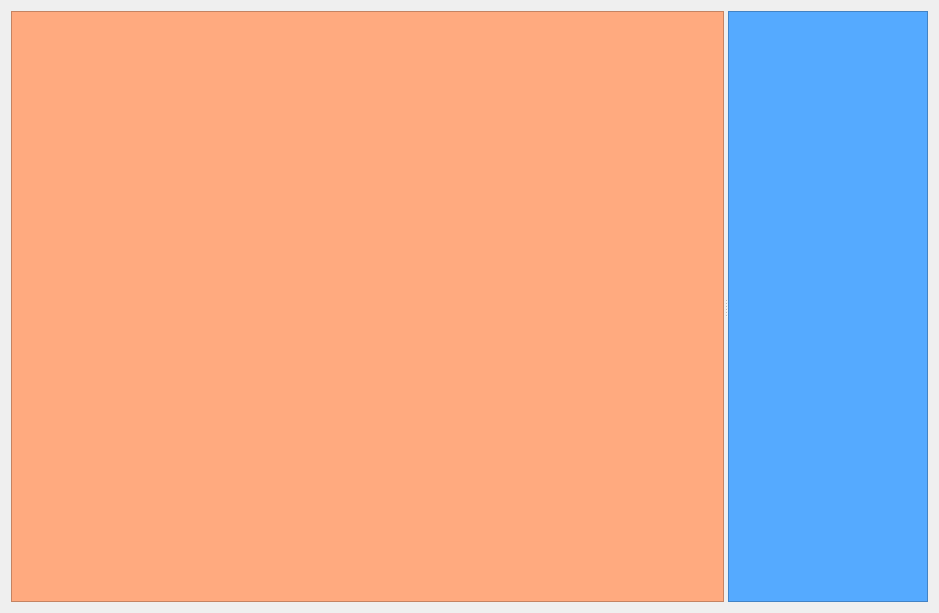
Before: the Qt Designer form component/ScalableMenu/scalablemenu.ui in zyxeeker/Qt_Component, drawn with Qt 5.
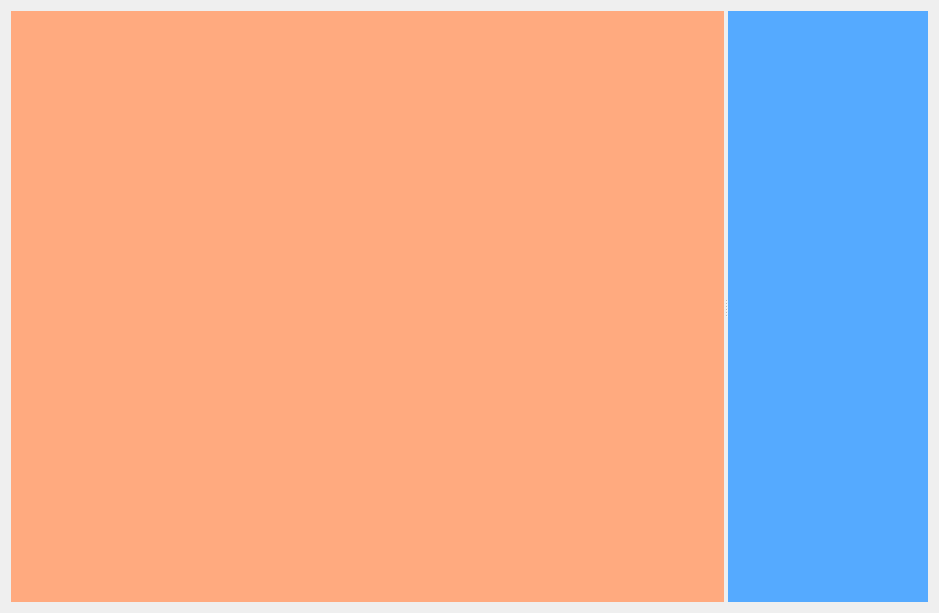
After: the same form once the commit is applied.

```diff
--- a/component/ScalableMenu/scalablemenu.ui
+++ b/component/ScalableMenu/scalablemenu.ui
@@ -25,24 +25,32 @@
                     <property name="orientation">
                         <enum>Qt::Horizontal</enum>
                     </property>
-                    <widget class="QFrame" name="left_frame">
+                    <widget class="QWidget" name="main" native="true">
                         <property name="styleSheet">
                             <string notr="true">background-color: rgb(255, 170, 127);</string>
                         </property>
-                        <property name="frameShape">
-                            <enum>QFrame::StyledPanel</enum>
-                        </property>
-                        <property name="frameShadow">
-                            <enum>QFrame::Raised</enum>
-                        </property>
+                        <layout class="QHBoxLayout" name="horizontalLayout_2">
+                            <property name="spacing">
+                                <number>0</number>
+                            </property>
+                            <property name="leftMargin">
+                                <number>0</number>
+                            </property>
+                            <property name="topMargin">
+                                <number>0</number>
+                            </property>
+                            <property name="rightMargin">
+                                <number>0</number>
+                            </property>
+                            <property name="bottomMargin">
+                                <number>0</number>
+                            </property>
+                            <item>
+                                <layout class="QVBoxLayout" name="main_content"/>
+                            </item>
+                        </layout>
                     </widget>
-                    <widget class="QFrame" name="right_frame">
-                        <property name="sizePolicy">
-                            <sizepolicy hsizetype="Maximum" vsizetype="Preferred">
-                                <horstretch>0</horstretch>
-                                <verstretch>0</verstretch>
-                            </sizepolicy>
-                        </property>
+                    <widget class="QWidget" name="menu" native="true">
                         <property name="maximumSize">
                             <size>
                                 <width>200</width>
@@ -52,12 +60,26 @@
                         <property name="styleSheet">
                             <string notr="true">background-color: rgb(85, 170, 255);</string>
                         </property>
-                        <property name="frameShape">
-                            <enum>QFrame::StyledPanel</enum>
-                        </property>
-                        <property name="frameShadow">
-                            <enum>QFrame::Raised</enum>
-                        </property>
+                        <layout class="QHBoxLayout" name="horizontalLayout">
+                            <property name="spacing">
+                                <number>0</number>
+                            </property>
+                            <property name="leftMargin">
+                                <number>0</number>
+                            </property>
+                            <property name="topMargin">
+                                <number>0</number>
+                            </property>
+                            <property name="rightMargin">
+                                <number>0</number>
+                            </property>
+                            <property name="bottomMargin">
+                                <number>0</number>
+                            </property>
+                            <item>
+                                <layout class="QVBoxLayout" name="menu_content"/>
+                            </item>
+                        </layout>
                     </widget>
                 </widget>
             </item>
```
